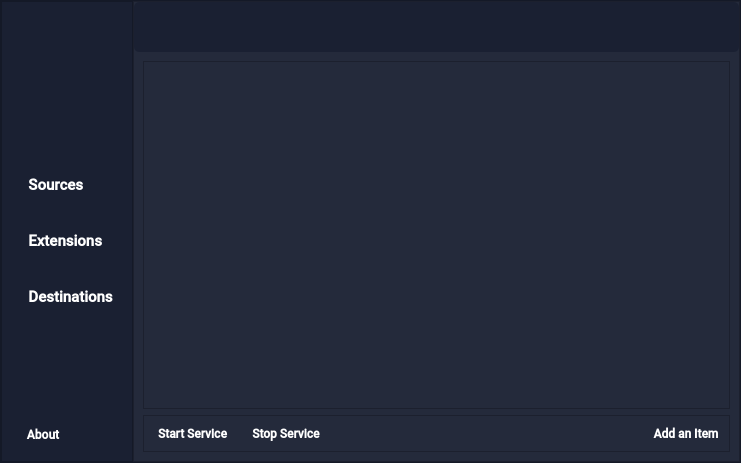
First picture: the form in UI/pathfinder-main.ui, repository AndreaMalloni/Pathfinder, before the edit.
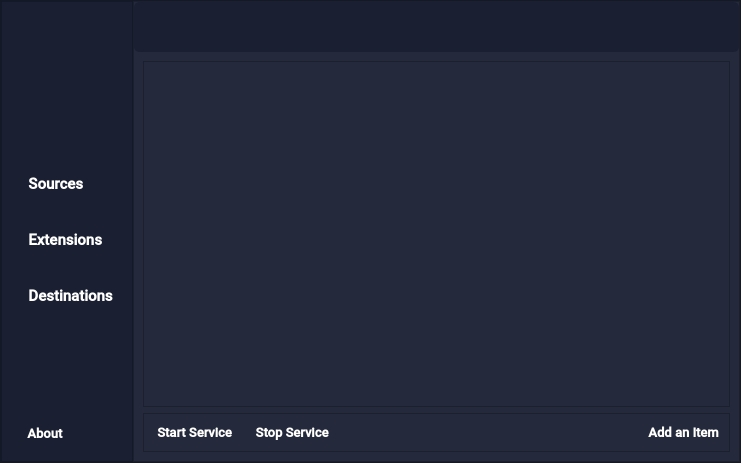
Second picture: the form after the edit. Icons and pictures are not drawn.

```diff
--- a/UI/pathfinder-main.ui
+++ b/UI/pathfinder-main.ui
@@ -558,6 +558,7 @@
             <property name="font">
              <font>
               <family>Roboto Medium</family>
+              <pointsize>10</pointsize>
               <weight>75</weight>
               <bold>true</bold>
              </font>
@@ -990,6 +991,7 @@
                  <property name="font">
                   <font>
                    <family>Roboto Medium</family>
+                   <pointsize>10</pointsize>
                    <weight>75</weight>
                    <bold>true</bold>
                   </font>
@@ -1035,6 +1037,7 @@
                  <property name="font">
                   <font>
                    <family>Roboto Medium</family>
+                   <pointsize>10</pointsize>
                    <weight>75</weight>
                    <bold>true</bold>
                   </font>
@@ -1105,6 +1108,7 @@
                  <property name="font">
                   <font>
                    <family>Roboto Medium</family>
+                   <pointsize>10</pointsize>
                    <weight>75</weight>
                    <bold>true</bold>
                   </font>
```
Left out of the diff: 2 changed lines with no effect on the pictures.
